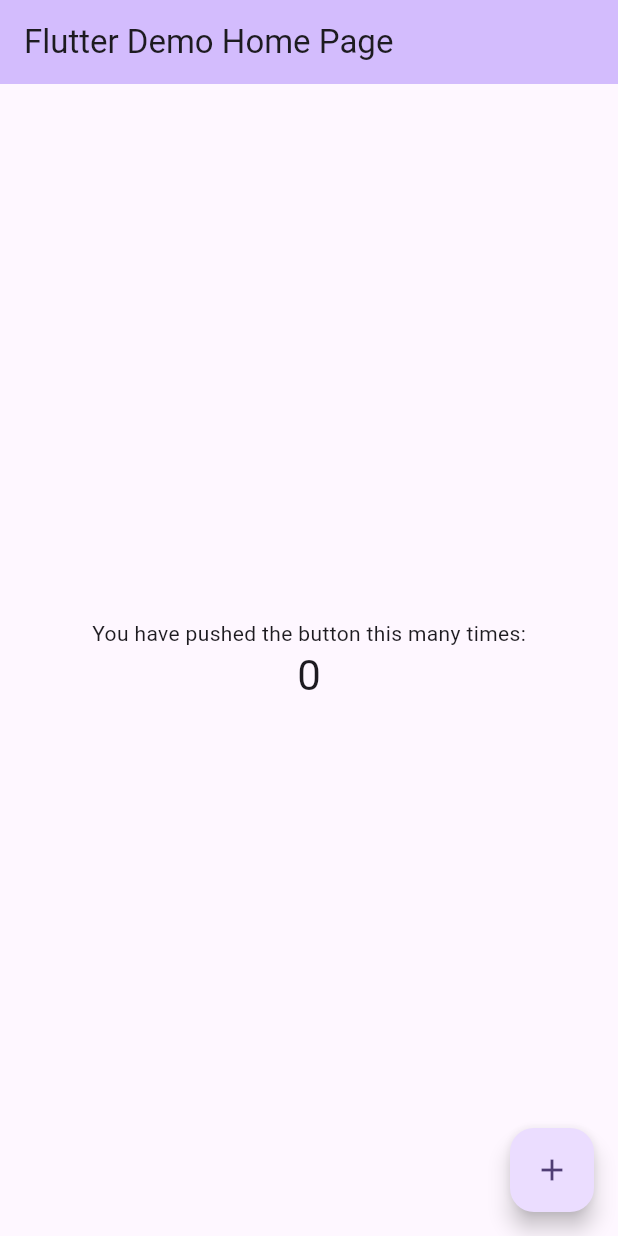
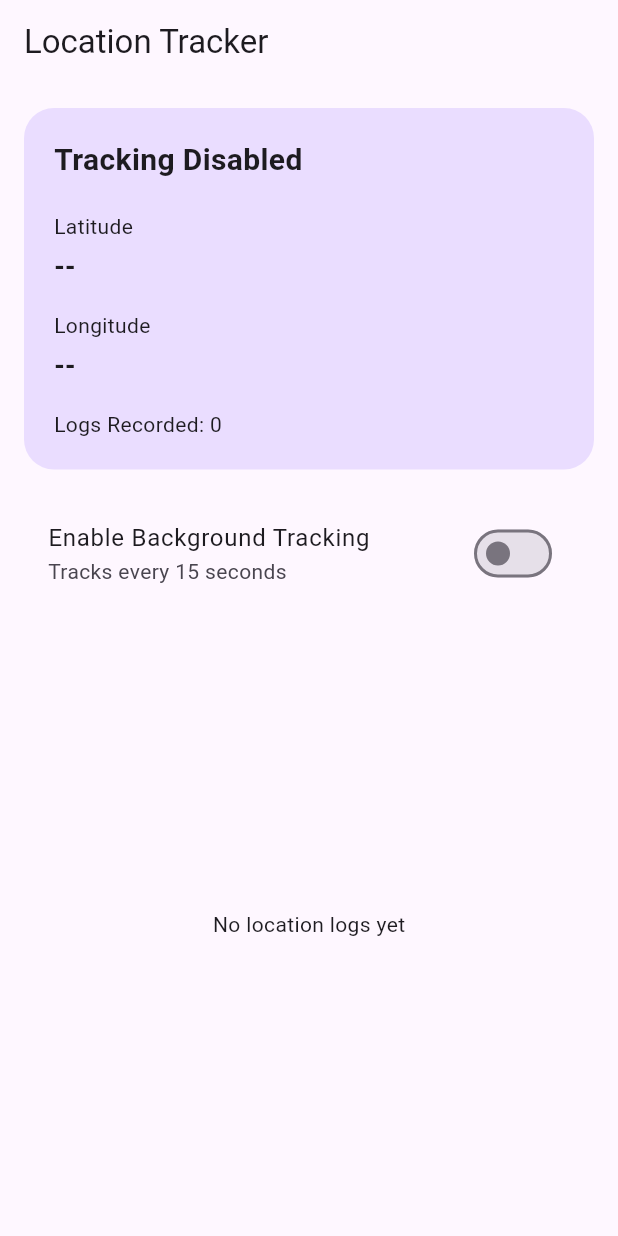
Before and after one commit to Destiny-Ed/location_tracker_assessment, a Flutter app: the screen it shows after launch, on a phone screen of 412 x 824 dp. Run offline on Flutter 3.47's test engine with Material 3 defaults, Android fonts, the phone set to English and light mode, and no system bars; our stand-ins replace flutter_local_notifications, geolocator, permission_handler, shared_preferences; missing offline and left inert: flutter_background_service.

Commit message:
ft: background, foreground location logging and notification

```diff
--- a/lib/app.dart
+++ b/lib/app.dart
@@ -0,0 +1,16 @@
+import 'package:flutter/material.dart';
+import 'package:location_tracker_assessment/features/location_tracking/presentation/screens/home_screen.dart';
+
+class MyApp extends StatelessWidget {
+  const MyApp({super.key});
+
+  @override
+  Widget build(BuildContext context) {
+    return MaterialApp(
+      debugShowCheckedModeBanner: false,
+      title: 'Location Tracker',
+      theme: ThemeData(useMaterial3: true),
+      home: const HomeScreen(),
+    );
+  }
+}
--- a/lib/core/services/background_service.dart
+++ b/lib/core/services/background_service.dart
@@ -1,8 +1,10 @@
 import 'dart:async';
-
+import 'dart:developer';
 import 'package:flutter_background_service/flutter_background_service.dart';
 import 'package:geolocator/geolocator.dart';
+import 'package:shared_preferences/shared_preferences.dart';
 
+@pragma('vm:entry-point')
 class BackgroundServiceHandler {
   static Future<void> initializeService() async {
     final service = FlutterBackgroundService();
@@ -10,22 +12,61 @@ class BackgroundServiceHandler {
     await service.configure(
       androidConfiguration: AndroidConfiguration(
         onStart: onStart,
+        autoStart: false,
         isForegroundMode: true,
-        autoStart: false,
         foregroundServiceNotificationId: 1001,
-        initialNotificationTitle: 'Location Tracking',
-        initialNotificationContent: 'Tracking active...',
+        initialNotificationTitle: 'Location Tracking Active',
+        initialNotificationContent: 'Preparing service...',
       ),
       iosConfiguration: IosConfiguration(),
     );
   }
 
   @pragma('vm:entry-point')
-  static void onStart(ServiceInstance service) {
+  static void onStart(ServiceInstance service) async {
+    final prefs = await SharedPreferences.getInstance();
+    final isTracking = prefs.getBool('tracking_enabled') ?? false;
+
+    if (!isTracking) {
+      service.stopSelf();
+      return;
+    }
+
+    if (service is AndroidServiceInstance) {
+      service.setAsForegroundService();
+
+      service.setForegroundNotificationInfo(
+        title: "Location Tracker Active",
+        content: "Initializing location service...",
+      );
+    }
+
+    service.on('stopService').listen((event) async {
+      await prefs.setBool('tracking_enabled', false);
+      service.stopSelf();
+    });
+
     Timer.periodic(const Duration(seconds: 15), (timer) async {
-      final position = await Geolocator.getCurrentPosition();
+      try {
+        final position = await Geolocator.getCurrentPosition(desiredAccuracy: LocationAccuracy.high);
 
-      service.invoke('location_update', {'lat': position.latitude, 'lng': position.longitude});
+        if (service is AndroidServiceInstance) {
+          service.setForegroundNotificationInfo(
+            title: "Tracking Location 📍",
+            content:
+                "Lat: ${position.latitude.toStringAsFixed(5)} | Lng: ${position.longitude.toStringAsFixed(5)}",
+          );
+        }
+
+        service.invoke('location_update', {
+          'latitude': position.latitude,
+          'longitude': position.longitude,
+          'timestamp': DateTime.now().toIso8601String(),
+          'source': 'background',
+        });
+      } catch (e) {
+        log("Background error: $e");
+      }
     });
   }
 }
--- /dev/null
+++ b/lib/core/services/storage_service.dart
@@ -0,0 +1,39 @@
+import 'dart:convert';
+
+import 'package:location_tracker_assessment/features/location_tracking/data/models/location_model.dart';
+import 'package:shared_preferences/shared_preferences.dart';
+
+class StorageService {
+  static const _logsKey = 'location_logs';
+  static const _trackingKey = 'tracking_enabled';
+
+  /// Logs are stored as JSON strings to allow for more complex data structures in the future
+  static Future<void> saveLogs(List<LocationLogModel> logs) async {
+    final prefs = await SharedPreferences.getInstance();
+
+    final encoded = logs.map((e) => jsonEncode(e.toJson())).toList();
+
+    await prefs.setStringList(_logsKey, encoded);
+  }
+
+  static Future<List<LocationLogModel>> getLogs() async {
+    final prefs = await SharedPreferences.getInstance();
+
+    final data = prefs.getStringList(_logsKey) ?? [];
+
+    return data.map((e) => LocationLogModel.fromJson(jsonDecode(e))).toList();
+  }
+
+  /// Tracking state is stored to ensure that the service can resume tracking after app restarts
+  static Future<void> saveTrackingState(bool value) async {
+    final prefs = await SharedPreferences.getInstance();
+
+    await prefs.setBool(_trackingKey, value);
+  }
+
+  static Future<bool> getTrackingState() async {
+    final prefs = await SharedPreferences.getInstance();
+
+    return prefs.getBool(_trackingKey) ?? false;
+  }
+}
--- a/lib/features/location_tracking/data/models/location_model.dart
+++ b/lib/features/location_tracking/data/models/location_model.dart
@@ -1,12 +1,25 @@
+enum LocationSource { foreground, background }
+
 class LocationLogModel {
   final double latitude;
   final double longitude;
   final DateTime timestamp;
+  final LocationSource source;
 
-  LocationLogModel({required this.latitude, required this.longitude, required this.timestamp});
+  LocationLogModel({
+    required this.latitude,
+    required this.longitude,
+    required this.timestamp,
+    required this.source,
+  });
 
   Map<String, dynamic> toJson() {
-    return {'latitude': latitude, 'longitude': longitude, 'timestamp': timestamp.toIso8601String()};
+    return {
+      'latitude': latitude,
+      'longitude': longitude,
+      'timestamp': timestamp.toIso8601String(),
+      'source': source.name,
+    };
   }
 
   factory LocationLogModel.fromJson(Map<String, dynamic> json) {
@@ -14,6 +27,10 @@ class LocationLogModel {
       latitude: json['latitude'],
       longitude: json['longitude'],
       timestamp: DateTime.parse(json['timestamp']),
+      source: LocationSource.values.firstWhere(
+        (e) => e.name == json['source'],
+        orElse: () => LocationSource.foreground,
+      ),
     );
   }
 }
--- /dev/null
+++ b/lib/features/location_tracking/presentation/providers/location_provider.dart
@@ -0,0 +1,195 @@
+import 'dart:async';
+
+import 'package:flutter/material.dart';
+import 'package:flutter_background_service/flutter_background_service.dart';
+import 'package:geolocator/geolocator.dart';
+import 'package:location_tracker_assessment/core/services/permission_service.dart';
+import 'package:location_tracker_assessment/core/services/storage_service.dart';
+import 'package:location_tracker_assessment/core/utils/date_formatter.dart';
+import 'package:location_tracker_assessment/features/location_tracking/data/models/location_model.dart';
+import 'package:permission_handler/permission_handler.dart';
+
+class LocationProvider extends ChangeNotifier {
+  Position? currentPosition;
+
+  bool isTracking = false;
+
+  bool isLoading = true;
+
+  bool hasPermission = false;
+
+  bool permissionDeniedForever = false;
+
+  List<LocationLogModel> logs = [];
+
+  StreamSubscription? _serviceSubscription;
+
+  LocationProvider() {
+    initialize();
+  }
+
+  Future<void> initialize() async {
+    isLoading = true;
+
+    notifyListeners();
+
+    logs = await StorageService.getLogs();
+
+    isTracking = await StorageService.getTrackingState();
+
+    await checkAndRequestPermissions();
+
+    if (hasPermission) {
+      await getCurrentLocation();
+
+      listenForUpdates();
+    }
+
+    isLoading = false;
+
+    notifyListeners();
+  }
+
+  Future<void> getCurrentLocation() async {
+    if (!hasPermission) {
+      return;
+    }
+
+    try {
+      currentPosition = await Geolocator.getCurrentPosition();
+
+      //Log the initial position when the app starts
+      final log = LocationLogModel(
+        latitude: currentPosition!.latitude,
+        longitude: currentPosition!.longitude,
+        timestamp: DateTime.now(),
+        source: LocationSource.foreground,
+      );
+
+      logs.insert(0, log);
+
+      await StorageService.saveLogs(logs);
+      notifyListeners();
+    } catch (_) {}
+  }
+
+  Future<void> toggleTracking(bool value) async {
+    if (!hasPermission) {
+      return;
+    }
+
+    final service = FlutterBackgroundService();
+
+    if (value) {
+      await service.startService();
+    } else {
+      service.invoke('stopService');
+    }
+
+    isTracking = value;
+
+    await StorageService.saveTrackingState(value);
+
+    notifyListeners();
+  }
+
+  Future<void> checkAndRequestPermissions() async {
+    final granted = await PermissionService.requestLocationPermission();
+
+    hasPermission = granted;
+
+    final status = await Permission.location.status;
+
+    permissionDeniedForever = status.isPermanentlyDenied;
+
+    notifyListeners();
+  }
+
+  Future<void> listenForUpdates() async {
+    final service = FlutterBackgroundService();
+
+    _serviceSubscription?.cancel();
+
+    _serviceSubscription = service.on('location_update').listen((event) async {
+      if (event == null) {
+        return;
+      }
+
+      try {
+        final latitude = (event['latitude'] as num).toDouble();
+        final longitude = (event['longitude'] as num).toDouble();
+        final source = event['source'] == 'background'
+            ? LocationSource.background
+            : LocationSource.foreground;
+
+        final timestamp = DateTime.parse(event['timestamp'].toString());
+
+        currentPosition = Position(
+          longitude: longitude,
+          latitude: latitude,
+          timestamp: timestamp,
+          accuracy: 0,
+          altitude: 0,
+          altitudeAccuracy: 0,
+          heading: 0,
+          headingAccuracy: 0,
+          speed: 0,
+          speedAccuracy: 0,
+        );
+
+        final log = LocationLogModel(
+          latitude: latitude,
+          longitude: longitude,
+          timestamp: timestamp,
+          source: source,
+        );
+
+        logs.insert(0, log);
+
+        // Optional: Prevent huge local storage growth
+        if (logs.length > 500) {
+          logs = logs.take(500).toList();
+        }
+
+        await StorageService.saveLogs(logs);
+
+        notifyListeners();
+      } catch (e) {
+        debugPrint('Location update error: $e');
+      }
+    });
+  }
+
+  Future<void> openPermissionSettings() async {
+    await openAppSettings();
+  }
+
+  Map<String, List<LocationLogModel>> groupLogsByDate(List<LocationLogModel> logs) {
+    final Map<String, List<LocationLogModel>> grouped = {};
+
+    for (final log in logs) {
+      final date = log.timestamp;
+      final key = getDateLabel(date);
+
+      grouped.putIfAbsent(key, () => []);
+      grouped[key]!.add(log);
+    }
+
+    return grouped;
+  }
+
+  List<MapEntry<String, List<LocationLogModel>>> getGroupedLogs(List<LocationLogModel> logs) {
+    final grouped = groupLogsByDate(logs);
+
+    final entries = grouped.entries.toList();
+
+    // sort by latest date first
+    entries.sort((a, b) {
+      final aDate = a.value.first.timestamp;
+      final bDate = b.value.first.timestamp;
+      return bDate.compareTo(aDate);
+    });
+
+    return entries;
+  }
+}
--- /dev/null
+++ b/lib/features/location_tracking/presentation/screens/home_screen.dart
@@ -0,0 +1,208 @@
+import 'package:flutter/material.dart';
+import 'package:intl/intl.dart';
+import 'package:location_tracker_assessment/features/location_tracking/data/models/location_model.dart';
+import 'package:provider/provider.dart';
+
+import '../providers/location_provider.dart';
+
+class HomeScreen extends StatelessWidget {
+  const HomeScreen({super.key});
+
+  @override
+  Widget build(BuildContext context) {
+    final provider = context.watch<LocationProvider>();
+
+    final groupedLogs = provider.getGroupedLogs(provider.logs);
+
+    return Scaffold(
+      appBar: AppBar(title: const Text('Location Tracker')),
+      body: provider.isLoading
+          ? const Center(child: CircularProgressIndicator())
+          : !provider.hasPermission
+          ? SafeArea(
+              child: Center(
+                child: Padding(
+                  padding: const EdgeInsets.all(24),
+                  child: Column(
+                    mainAxisAlignment: MainAxisAlignment.center,
+                    children: [
+                      const Icon(Icons.location_off, size: 90),
+
+                      const SizedBox(height: 24),
+
+                      const Text(
+                        'Location Permission Required',
+                        textAlign: TextAlign.center,
+                        style: TextStyle(fontSize: 24, fontWeight: FontWeight.bold),
+                      ),
+
+                      const SizedBox(height: 16),
+
+                      Text(
+                        provider.permissionDeniedForever
+                            ? 'Permission permanently denied. Please enable it from settings.'
+                            : 'This app requires location permission to function.',
+                        textAlign: TextAlign.center,
+                      ),
+
+                      const SizedBox(height: 32),
+
+                      SizedBox(
+                        width: double.infinity,
+                        child: ElevatedButton(
+                          onPressed: provider.permissionDeniedForever
+                              ? provider.openPermissionSettings
+                              : provider.checkAndRequestPermissions,
+                          child: Text(
+                            provider.permissionDeniedForever ? 'Open Settings' : 'Grant Permission',
+                          ),
+                        ),
+                      ),
+                    ],
+                  ),
+                ),
+              ),
+            )
+          : SafeArea(
+              child: Padding(
+                padding: const EdgeInsets.all(16),
+                child: Column(
+                  children: [
+                    Container(
+                      width: double.infinity,
+                      padding: const EdgeInsets.all(20),
+                      decoration: BoxDecoration(
+                        borderRadius: BorderRadius.circular(20),
+                        color: Theme.of(context).colorScheme.primaryContainer,
+                      ),
+                      child: Column(
+                        crossAxisAlignment: CrossAxisAlignment.start,
+                        children: [
+                          Text(
+                            provider.isTracking ? 'Tracking Active' : 'Tracking Disabled',
+                            style: const TextStyle(fontSize: 20, fontWeight: FontWeight.bold),
+                          ),
+
+                          const SizedBox(height: 20),
+
+                          const Text('Latitude'),
+
+                          const SizedBox(height: 4),
+
+                          Text(
+                            provider.currentPosition?.latitude.toStringAsFixed(6) ?? '--',
+                            style: const TextStyle(fontSize: 18, fontWeight: FontWeight.w600),
+                          ),
+
+                          const SizedBox(height: 16),
+
+                          const Text('Longitude'),
+
+                          const SizedBox(height: 4),
+
+                          Text(
+                            provider.currentPosition?.longitude.toStringAsFixed(6) ?? '--',
+                            style: const TextStyle(fontSize: 18, fontWeight: FontWeight.w600),
+                          ),
+
+                          const SizedBox(height: 16),
+
+                          Text('Logs Recorded: ${provider.logs.length}'),
+                        ],
+                      ),
+                    ),
+
+                    const SizedBox(height: 20),
+
+                    SwitchListTile(
+                      value: provider.isTracking,
+                      onChanged: provider.toggleTracking,
+                      title: const Text('Enable Background Tracking'),
+                      subtitle: const Text('Tracks every 15 seconds'),
+                    ),
+
+                    const SizedBox(height: 20),
+
+                    Expanded(
+                      child: provider.logs.isEmpty
+                          ? const Center(child: Text('No location logs yet'))
+                          : ListView.builder(
+                              itemCount: groupedLogs.length,
+                              itemBuilder: (context, index) {
+                                final entry = groupedLogs[index];
+
+                                final dateLabel = entry.key;
+                                final logs = entry.value;
+
+                                return Column(
+                                  crossAxisAlignment: CrossAxisAlignment.start,
+                                  children: [
+                                    // Section Header
+                                    Padding(
+                                      padding: const EdgeInsets.symmetric(vertical: 12, horizontal: 8),
+                                      child: Text(
+                                        dateLabel,
+                                        style: const TextStyle(fontSize: 18, fontWeight: FontWeight.bold),
+                                      ),
+                                    ),
+
+                                    //Logs under the sectiion date
+                                    ...logs.map((log) {
+                                      return Card(
+                                        child: ListTile(
+                                          title: Text('Lat: ${log.latitude}'),
+                                          subtitle: Column(
+                                            crossAxisAlignment: CrossAxisAlignment.start,
+                                            children: [
+                                              Text('Lng: ${log.longitude}'),
+                                              const SizedBox(height: 4),
+
+                                              Row(
+                                                children: [
+                                                  Icon(
+                                                    log.source == LocationSource.background
+                                                        ? Icons.cloud
+                                                        : Icons.phone_android,
+                                                    size: 16,
+                                                    color: log.source == LocationSource.background
+                                                        ? Colors.orange
+                                                        : Colors.green,
+                                                  ),
+                                                  const SizedBox(width: 6),
+                                                  Text(
+                                                    log.source == LocationSource.background
+                                                        ? 'Background'
+                                                        : 'Foreground',
+                                                    style: TextStyle(
+                                                      fontWeight: FontWeight.w500,
+                                                      color: log.source == LocationSource.background
+                                                          ? Colors.orange
+                                                          : Colors.green,
+                                                    ),
+                                                  ),
+                                                ],
+                                              ),
+
+                                              const SizedBox(height: 4),
+
+                                              Text(
+                                                DateFormat('hh:mm a').format(log.timestamp),
+                                                style: const TextStyle(fontSize: 12),
+                                              ),
+                                            ],
+                                          ),
+                                        ),
+                                      );
+                                    }),
+                                  ],
+                                );
+                              },
+                            ),
+                    ),
+                  ],
+                ),
+              ),
+            ),
+    );
+  }
+}
--- a/lib/main.dart
+++ b/lib/main.dart
@@ -1,122 +1,21 @@
 import 'package:flutter/material.dart';
+import 'package:location_tracker_assessment/app.dart';
+import 'package:location_tracker_assessment/core/services/background_service.dart';
+import 'package:location_tracker_assessment/core/services/notification_service.dart';
+import 'package:provider/provider.dart';
 
-void main() {
-  runApp(const MyApp());
+import 'features/location_tracking/presentation/providers/location_provider.dart';
+
+void main() async {
+  WidgetsFlutterBinding.ensureInitialized();
+
+  await NotificationService.initialize();
+  await BackgroundServiceHandler.initializeService();
+
+  runApp(
+    MultiProvider(
+      providers: [ChangeNotifierProvider(create: (_) => LocationProvider())],
+      child: const MyApp(),
+    ),
+  );
 }
-
-class MyApp extends StatelessWidget {
-  const MyApp({super.key});
-
-  // This widget is the root of your application.
-  @override
-  Widget build(BuildContext context) {
-    return MaterialApp(
-      title: 'Flutter Demo',
-      theme: ThemeData(
-        // This is the theme of your application.
-        //
-        // TRY THIS: Try running your application with "flutter run". You'll see
-        // the application has a purple toolbar. Then, without quitting the app,
-        // try changing the seedColor in the colorScheme below to Colors.green
-        // and then invoke "hot reload" (save your changes or press the "hot
-        // reload" button in a Flutter-supported IDE, or press "r" if you used
-        // the command line to start the app).
-        //
-        // Notice that the counter didn't reset back to zero; the application
-        // state is not lost during the reload. To reset the state, use hot
-        // restart instead.
-        //
-        // This works for code too, not just values: Most code changes can be
-        // tested with just a hot reload.
-        colorScheme: .fromSeed(seedColor: Colors.deepPurple),
-      ),
-      home: const MyHomePage(title: 'Flutter Demo Home Page'),
-    );
-  }
-}
-
-class MyHomePage extends StatefulWidget {
-  const MyHomePage({super.key, required this.title});
-
-  // This widget is the home page of your application. It is stateful, meaning
-  // that it has a State object (defined below) that contains fields that affect
-  // how it looks.
-
-  // This class is the configuration for the state. It holds the values (in this
-  // case the title) provided by the parent (in this case the App widget) and
-  // used by the build method of the State. Fields in a Widget subclass are
-  // always marked "final".
-
-  final String title;
-
-  @override
-  State<MyHomePage> createState() => _MyHomePageState();
-}
-
-class _MyHomePageState extends State<MyHomePage> {
-  int _counter = 0;
-
-  void _incrementCounter() {
-    setState(() {
-      // This call to setState tells the Flutter framework that something has
-      // changed in this State, which causes it to rerun the build method below
-      // so that the display can reflect the updated values. If we changed
-      // _counter without calling setState(), then the build method would not be
-      // called again, and so nothing would appear to happen.
-      _counter++;
-    });
-  }
-
-  @override
-  Widget build(BuildContext context) {
-    // This method is rerun every time setState is called, for instance as done
-    // by the _incrementCounter method above.
-    //
-    // The Flutter framework has been optimized to make rerunning build methods
-    // fast, so that you can just rebuild anything that needs updating rather
-    // than having to individually change instances of widgets.
-    return Scaffold(
-      appBar: AppBar(
-        // TRY THIS: Try changing the color here to a specific color (to
-        // Colors.amber, perhaps?) and trigger a hot reload to see the AppBar
-        // change color while the other colors stay the same.
-        backgroundColor: Theme.of(context).colorScheme.inversePrimary,
-        // Here we take the value from the MyHomePage object that was created by
-        // the App.build method, and use it to set our appbar title.
-        title: Text(widget.title),
-      ),
-      body: Center(
-        // Center is a layout widget. It takes a single child and positions it
-        // in the middle of the parent.
-        child: Column(
-          // Column is also a layout widget. It takes a list of children and
-          // arranges them vertically. By default, it sizes itself to fit its
-          // children horizontally, and tries to be as tall as its parent.
-          //
-          // Column has various properties to control how it sizes itself and
-          // how it positions its children. Here we use mainAxisAlignment to
-          // center the children vertically; the main axis here is the vertical
-          // axis because Columns are vertical (the cross axis would be
-          // horizontal).
-          //
-          // TRY THIS: Invoke "debug painting" (choose the "Toggle Debug Paint"
-          // action in the IDE, or press "p" in the console), to see the
-          // wireframe for each widget.
-          mainAxisAlignment: .center,
-          children: [
-            const Text('You have pushed the button this many times:'),
-            Text(
-              '$_counter',
-              style: Theme.of(context).textTheme.headlineMedium,
-            ),
-          ],
-        ),
-      ),
-      floatingActionButton: FloatingActionButton(
-        onPressed: _incrementCounter,
-        tooltip: 'Increment',
-        child: const Icon(Icons.add),
-      ),
-    );
-  }
-}
```
Also changed, not shown: lib/core/utils/date_formatter.dart (added, +15 -0 lines), lib/features/location_tracking/data/repositories/location_repository.dart (added, +7 -0 lines), lib/core/constants/app_constants.dart (added), lib/features/location_tracking/presentation/widgets/info_tiles.dart (added), lib/features/location_tracking/presentation/widgets/location_log_card.dart (added).
